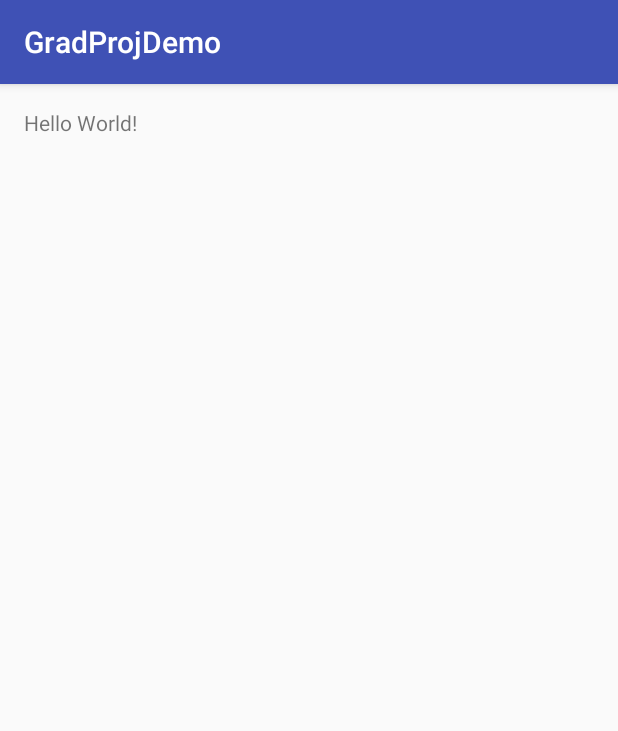
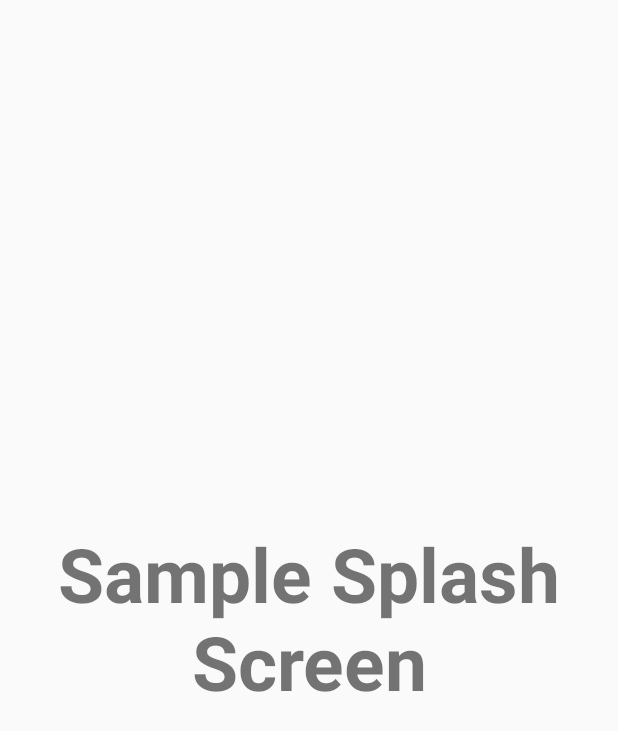
Before and after one commit to AliaaOthman95/Graduation-Project, an Android app: the screen it shows after launch (MainActivity before the commit, Splash after it), on a phone screen of 412 x 824 dp. Shown: the top 731 px of the screen. Run offline under Robolectric (Android 15) with nearby library versions, the phone set to English and light mode, and no system bars.

Commit message:
splash screen added

```diff
--- a/app/build.gradle
+++ b/app/build.gradle
@@ -23,4 +23,5 @@ dependencies {
     compile fileTree(dir: 'libs', include: ['*.jar'])
     testCompile 'junit:junit:4.12'
     compile 'com.android.support:appcompat-v7:24.2.0'
+    compile 'com.android.support:design:24.2.0'
 }
--- a/app/src/main/AndroidManifest.xml
+++ b/app/src/main/AndroidManifest.xml
@@ -15,6 +15,9 @@
                 <category android:name="android.intent.category.LAUNCHER" />
             </intent-filter>
         </activity>
+        <activity android:name=".view.Splash" android:theme="@style/SplashTheme">
+
+        </activity>
     </application>
 
 </manifest>
--- a/app/src/main/java/eg/alexu/eng/mobdev/gradprojdemo/view/MainActivity.java
+++ b/app/src/main/java/eg/alexu/eng/mobdev/gradprojdemo/view/MainActivity.java
@@ -1,15 +1,35 @@
 package eg.alexu.eng.mobdev.gradprojdemo.view;
 
+import android.content.Intent;
 import android.support.v7.app.AppCompatActivity;
 import android.os.Bundle;
 
 import eg.alexu.eng.mobdev.gradprojdemo.R;
 
+
+/**
+ * This class is just entry point to the class you want to
+ * preview first
+ */
 public class MainActivity extends AppCompatActivity {
+
 
     @Override
     protected void onCreate(Bundle savedInstanceState) {
         super.onCreate(savedInstanceState);
-        setContentView(R.layout.activity_main);
+//        setContentView(R.layout.activity_main);
+
+        gotoOtherActivity(Splash.class);
+
+        finish();
     }
+
+
+    private void gotoOtherActivity(Class someClass) {
+
+        Intent myIntent = new Intent(this, someClass);
+        startActivity(myIntent);
+
+    }
+
 }
--- a/app/src/main/java/eg/alexu/eng/mobdev/gradprojdemo/view/Splash.java
+++ b/app/src/main/java/eg/alexu/eng/mobdev/gradprojdemo/view/Splash.java
@@ -1,18 +1,40 @@
 package eg.alexu.eng.mobdev.gradprojdemo.view;
 
+import android.content.Intent;
+import android.os.Handler;
+import android.support.annotation.Nullable;
+import android.support.v7.app.AppCompatActivity;
 import android.os.Bundle;
-import android.support.v7.app.AppCompatActivity;
 
 import eg.alexu.eng.mobdev.gradprojdemo.R;
 
-/**
- * Created by Paula B. Bassily on 23/01/2018.
- */
 public class Splash extends AppCompatActivity {
 
+    // Splash screen timer
+    private static int SPLASH_TIME_OUT = 1500;
+
     @Override
-    protected void onCreate(Bundle savedInstanceState) {
+    protected void onCreate(@Nullable Bundle savedInstanceState) {
         super.onCreate(savedInstanceState);
-        setContentView(R.layout.splash);
+        setContentView(R.layout.activity_splash);
+
+        new Handler().postDelayed(new Runnable() {
+
+            /*
+             * Showing splash screen with a timer. This will be useful when you
+             * want to show case your app logo / company
+             */
+
+            @Override
+            public void run() {
+                // This method will be executed once the timer is over
+                // Start your app main activity
+//                Intent i = new Intent(Splash.this, MainActivity.class);
+//                startActivity(i);
+
+                // close this activity
+//                finish();
+            }
+        }, SPLASH_TIME_OUT);
     }
 }
--- /dev/null
+++ b/app/src/main/res/layout/activity_splash.xml
@@ -0,0 +1,22 @@
+<?xml version="1.0" encoding="utf-8"?>
+<RelativeLayout xmlns:android="http://schemas.android.com/apk/res/android"
+    xmlns:tools="http://schemas.android.com/tools"
+    android:layout_width="match_parent"
+    android:layout_height="match_parent"
+    android:paddingBottom="@dimen/activity_vertical_margin"
+    android:paddingLeft="@dimen/activity_horizontal_margin"
+    android:paddingRight="@dimen/activity_horizontal_margin"
+    android:paddingTop="@dimen/activity_vertical_margin"
+
+    tools:context="eg.alexu.eng.mobdev.gradprojdemo.view.Splash">
+    <TextView
+        android:layout_centerInParent="true"
+        android:layout_width="match_parent"
+        android:text="@string/splash_screen_text"
+        android:padding="@dimen/activity_horizontal_margin"
+        android:layout_height="wrap_content"
+        android:gravity="center"
+        android:textStyle="bold"
+        android:textSize="50dp"/>
+
+</RelativeLayout>
--- a/app/src/main/res/layout/book_shelf.xml
+++ /dev/null
@@ -1,6 +0,0 @@
-<?xml version="1.0" encoding="utf-8"?>
-<LinearLayout xmlns:android="http://schemas.android.com/apk/res/android"
-    android:orientation="vertical" android:layout_width="match_parent"
-    android:layout_height="match_parent">
-
-</LinearLayout>
--- a/app/src/main/res/values/dimens.xml
+++ b/app/src/main/res/values/dimens.xml
@@ -2,4 +2,5 @@
     <!-- Default screen margins, per the Android Design guidelines. -->
     <dimen name="activity_horizontal_margin">16dp</dimen>
     <dimen name="activity_vertical_margin">16dp</dimen>
+    <dimen name="fab_margin">16dp</dimen>
 </resources>
--- a/app/src/main/res/values/strings.xml
+++ b/app/src/main/res/values/strings.xml
@@ -1,3 +1,5 @@
 <resources>
     <string name="app_name">GradProjDemo</string>
+    <string name="title_activity_test">test</string>
+    <string name="splash_screen_text">Sample Splash Screen</string>
 </resources>
```
Also changed, not shown: app/src/main/java/eg/alexu/eng/mobdev/gradprojdemo/view/BookShelf.java (deleted, +0 -7 lines), app/src/main/res/layout/splash.xml (deleted, +0 -14 lines), app/src/main/res/values-v21/styles.xml (added, +9 -0 lines), app/src/main/res/values/styles.xml (+11 -0 lines), 1 other file.
